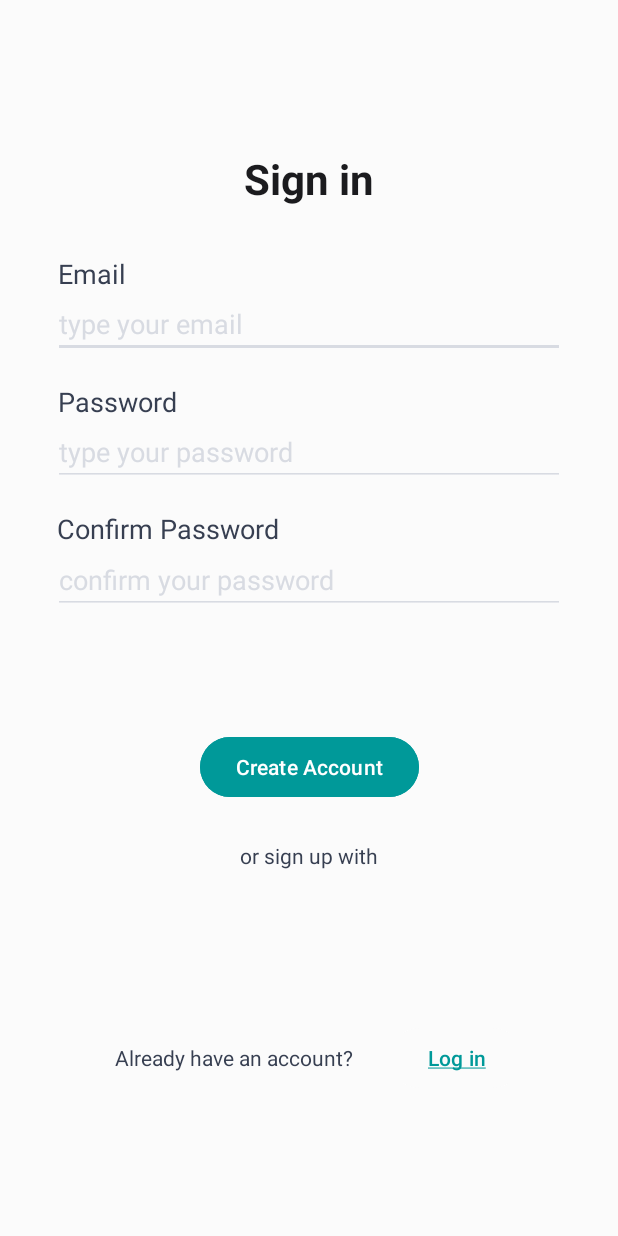
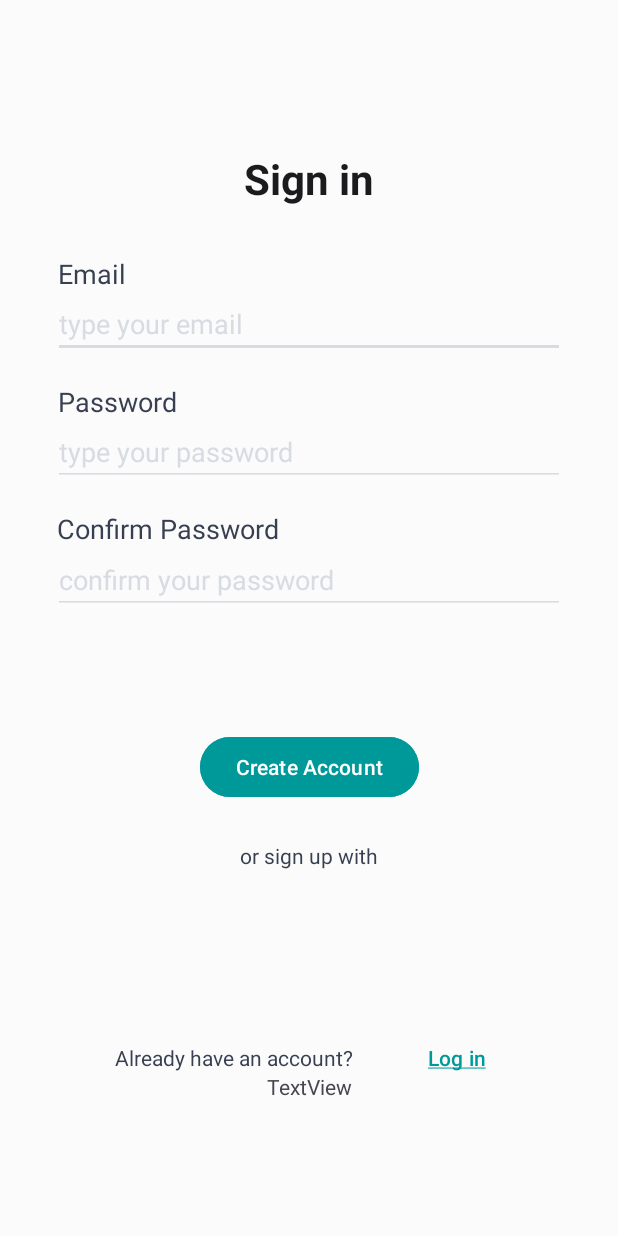
Before and after one commit to A-Skvortsov/Planetze, an Android app: the fragment SignUpFragment shown on its own in the app's theme, on a phone screen of 412 x 824 dp. Run offline under Robolectric (Android 15) with nearby library versions, the phone set to English and light mode, and no system bars; our stand-ins replace Firebase (no records; nobody signed in at launch, a user with empty details on screens opened directly).

```diff
--- a/app/src/main/java/com/example/planetze/SignUpFragment.java
+++ b/app/src/main/java/com/example/planetze/SignUpFragment.java
@@ -1,12 +1,24 @@
 package com.example.planetze;
 
+import android.app.Activity;
+import android.content.Intent;
 import android.os.Bundle;
 
+import androidx.annotation.NonNull;
 import androidx.fragment.app.Fragment;
 
 import android.view.LayoutInflater;
 import android.view.View;
 import android.view.ViewGroup;
+import android.widget.Button;
+import android.widget.EditText;
+import android.widget.TextView;
+import android.widget.Toast;
+
+import com.google.android.gms.tasks.OnCompleteListener;
+import com.google.android.gms.tasks.Task;
+import com.google.firebase.auth.AuthResult;
+import com.google.firebase.auth.FirebaseAuth;
 
 /**
  * A simple {@link Fragment} subclass.
@@ -15,12 +27,13 @@ import android.view.ViewGroup;
  */
 public class SignUpFragment extends Fragment {
 
-    // TODO: Rename parameter arguments, choose names that match
-    // the fragment initialization parameters, e.g. ARG_ITEM_NUMBER
+    private FirebaseAuth auth;
+    private EditText signupEmail, signupPassword,signupConfirmPassword;
+    private Button signupButton;
+    private TextView loginRedirectText;
     private static final String ARG_PARAM1 = "param1";
     private static final String ARG_PARAM2 = "param2";
 
-    // TODO: Rename and change types of parameters
     private String mParam1;
     private String mParam2;
 
@@ -28,15 +41,6 @@ public class SignUpFragment extends Fragment {
         // Required empty public constructor
     }
 
-    /**
-     * Use this factory method to create a new instance of
-     * this fragment using the provided parameters.
-     *
-     * @param param1 Parameter 1.
-     * @param param2 Parameter 2.
-     * @return A new instance of fragment SignUpFragment.
-     */
-    // TODO: Rename and change types and number of parameters
     public static SignUpFragment newInstance(String param1, String param2) {
         SignUpFragment fragment = new SignUpFragment();
         Bundle args = new Bundle();
@@ -53,12 +57,74 @@ public class SignUpFragment extends Fragment {
             mParam1 = getArguments().getString(ARG_PARAM1);
             mParam2 = getArguments().getString(ARG_PARAM2);
         }
+
     }
 
     @Override
     public View onCreateView(LayoutInflater inflater, ViewGroup container,
                              Bundle savedInstanceState) {
+        View view = inflater.inflate(R.layout.fragment_sign_up, container, false);
+
+        auth = FirebaseAuth.getInstance();
+        signupEmail = view.findViewById(R.id.edit_email);
+        signupPassword = view.findViewById(R.id.edit_password);
+        signupConfirmPassword = view.findViewById(R.id.edit_confirmpassword);
+        signupButton = view.findViewById(R.id.createaccount_button);
+        loginRedirectText = view.findViewById(R.id.loginRedirectText);
+
+        Activity activity = getActivity();
+
+        signupButton.setOnClickListener(new View.OnClickListener() {
+            @Override
+            public void onClick(View view) {
+                String email = signupEmail.getText().toString().trim();
+                String pass = signupPassword.getText().toString().trim();
+
+                // Set up Validation Logic
+                if (email.isEmpty()) {
+                    signupEmail.setError("Email cannot be empty");
+                } else if (pass.isEmpty()) {
+                    signupPassword.setError("Password cannot be empty");
+                } else {
+                    auth.createUserWithEmailAndPassword(email, pass)
+                            .addOnCompleteListener(new OnCompleteListener<AuthResult>() {
+                                @Override
+                                public void onComplete(@NonNull Task<AuthResult> task) {
+                                    if (task.isSuccessful()) {
+                                        auth.getCurrentUser().sendEmailVerification().addOnCompleteListener(new OnCompleteListener<Void>() {
+                                            @Override
+                                            public void onComplete(@NonNull Task<Void> task) {
+
+                                                if (task.isSuccessful()) {
+                                                    Toast.makeText(activity, "Signup Successful, please check email for verification.", Toast.LENGTH_LONG).show();
+                                                    startActivity(new Intent(activity, MainActivity.class));
+                                                    // Toast.makeText(this, "please check email for verification.", Toast.LENGTH_SHORT).show();
+                                                    //loadingBar.dismiss();
+                                                }else{
+                                                    Toast.makeText(activity, task.getException().getMessage() , Toast.LENGTH_LONG).show();
+                                                }
+                                            }
+                                        });
+
+                                    } else {
+                                        Toast.makeText(activity, "Signup Failed: " + task.getException().getMessage(), Toast.LENGTH_SHORT).show();
+                                    }
+                                }
+                            });
+                }
+            }
+        });
+
+        loginRedirectText.setOnClickListener(new View.OnClickListener() {
+            @Override
+            public void onClick(View view) {
+                startActivity(new Intent(activity, MainActivity.class));
+            }
+        });
+
         // Inflate the layout for this fragment
         return inflater.inflate(R.layout.fragment_sign_up, container, false);
+
+
     }
 }
--- a/app/src/main/res/layout/fragment_sign_up.xml
+++ b/app/src/main/res/layout/fragment_sign_up.xml
@@ -86,7 +86,7 @@
         app:layout_constraintTop_toTopOf="parent" />
 
     <EditText
-        android:id="@+id/editConfirmPassword"
+        android:id="@+id/edit_confirmpassword"
         android:layout_width="0dp"
         android:layout_height="wrap_content"
         android:layout_marginStart="35dp"
@@ -149,6 +149,14 @@
         app:layout_constraintStart_toEndOf="@+id/haveaccount"
         app:layout_constraintTop_toBottomOf="@+id/createaccount_button" />
 
+    <TextView
+        android:id="@+id/loginRedirectText"
+        android:layout_width="wrap_content"
+        android:layout_height="wrap_content"
+        android:text="TextView"
+        app:layout_constraintEnd_toEndOf="parent"
+        app:layout_constraintStart_toStartOf="parent"
+        app:layout_constraintTop_toBottomOf="@+id/haveaccount" />
 
 
 </androidx.constraintlayout.widget.ConstraintLayout>
--- a/app/src/main/res/values/strings.xml
+++ b/app/src/main/res/values/strings.xml
@@ -14,6 +14,9 @@
         <item>Books</item>
         <item>Movies</item>
     </string-array>
+
+
+
     <!-- Strings related to login/signup -->
     <string name="prompt_email">type your email</string>
     <string name="prompt_password">type your password</string>
```
Also changed, not shown: 1 other file.
